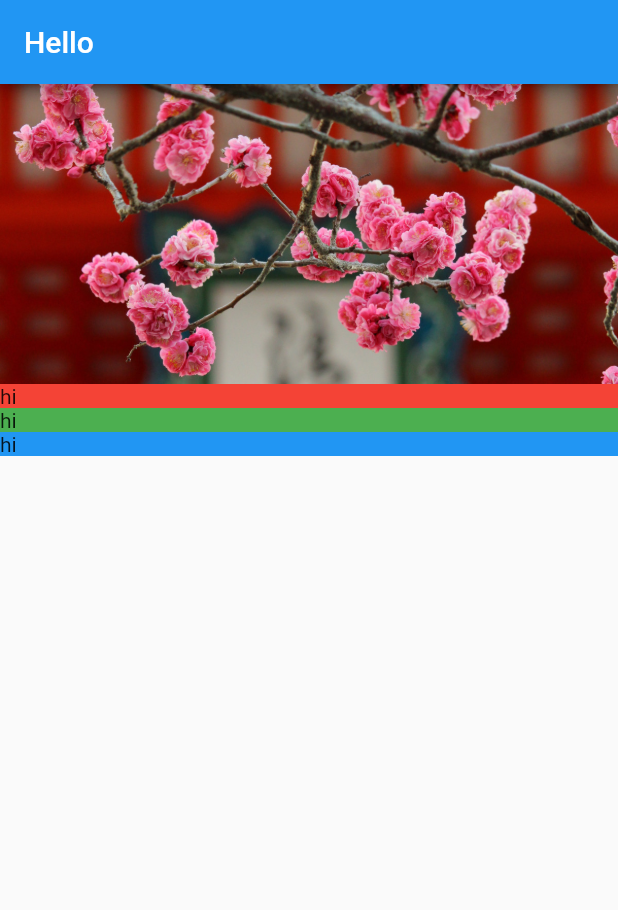
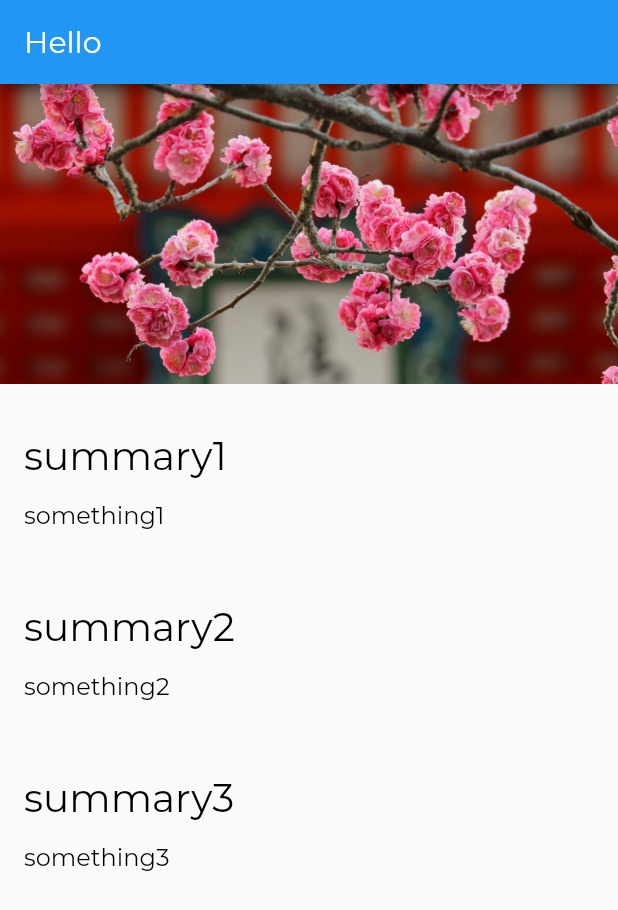
Before and after one commit to davidaskenazy/FreeCodeCampTut, a Flutter app: the screen it shows after launch, on a phone screen of 412 x 824 dp. Shown: the top 910 px of the screen. Run offline on Flutter 3.47's test engine with Material 2 defaults, Android fonts, the phone set to English and light mode, and no system bars.

Commit message:
customs style's and assets(fonts) imports

```diff
--- a/lib/app.dart
+++ b/lib/app.dart
@@ -1,3 +1,4 @@
+import 'package:FreeCodeCampTut/style.dart';
 import 'package:flutter/material.dart';
 import 'screens/location_detail/location_detail.dart';
 
@@ -5,7 +6,16 @@ class App extends StatelessWidget {
   @override
   Widget build(BuildContext context) {
     return MaterialApp(
-      home: LocationDetail(),
-    );
+        home: LocationDetail(),
+        theme: ThemeData(
+            appBarTheme: AppBarTheme(
+              //property title remplaced for headline6 because is a deprecated...
+              //check this out
+              textTheme: TextTheme(headline6: AppBarTextStyle),
+            ),
+            textTheme: TextTheme(
+              headline6: TitleTextStyle,
+              bodyText2: Body1TextStyle,
+            )));
   }
 }
--- a/lib/screens/location_detail/location_detail.dart
+++ b/lib/screens/location_detail/location_detail.dart
@@ -14,9 +14,9 @@ class LocationDetail extends StatelessWidget {
           crossAxisAlignment: CrossAxisAlignment.stretch,
           children: [
             ImageBanner("assets/images/kiyomizu-dera.jpg"),
-            TextSection(Colors.red),
-            TextSection(Colors.green),
-            TextSection(Colors.blue),
+            TextSection("summary1", "something1"),
+            TextSection("summary2", "something2"),
+            TextSection("summary3", "something3"),
           ],
         ));
   }
--- a/lib/screens/location_detail/text_section.dart
+++ b/lib/screens/location_detail/text_section.dart
@@ -1,17 +1,26 @@
 import 'package:flutter/material.dart';
 
 class TextSection extends StatelessWidget {
-  final Color _color;
+  final String _title;
+  final String _body;
+  static const double _hPad = 16.0;
 
-  TextSection(this._color);
+  TextSection(this._title, this._body);
 
   @override
   Widget build(BuildContext context) {
-    return Container(
-      decoration: BoxDecoration(
-        color: _color,
-      ),
-      child: Text('hi'),
-    );
+    return Column(
+        mainAxisAlignment: MainAxisAlignment.start,
+        crossAxisAlignment: CrossAxisAlignment.stretch,
+        children: [
+          Container(
+            padding: const EdgeInsets.fromLTRB(_hPad, 32.0, _hPad, 4.0),
+            child: Text(_title, style: Theme.of(context).textTheme.headline6),
+          ),
+          Container(
+            padding: const EdgeInsets.fromLTRB(_hPad, 10.0, _hPad, _hPad),
+            child: Text(_body, style: Theme.of(context).textTheme.bodyText2),
+          ),
+        ]);
   }
 }
--- /dev/null
+++ b/lib/style.dart
@@ -0,0 +1,25 @@
+import 'package:flutter/material.dart';
+
+const LargeTextSize = 26.0;
+const MediumTextSize = 20.0;
+const BodyTextSize = 16.0;
+
+const String FontNameDefault = 'Montserrat';
+
+const AppBarTextStyle = TextStyle(
+    fontFamily: FontNameDefault,
+    fontWeight: FontWeight.w300,
+    fontSize: MediumTextSize,
+    color: Colors.white);
+
+const TitleTextStyle = TextStyle(
+    fontFamily: FontNameDefault,
+    fontWeight: FontWeight.w300,
+    fontSize: LargeTextSize,
+    color: Colors.black);
+
+const Body1TextStyle = TextStyle(
+    fontFamily: FontNameDefault,
+    fontWeight: FontWeight.w300,
+    fontSize: BodyTextSize,
+    color: Colors.black);
```
Also changed, not shown: pubspec.yaml (+8 -6 lines).
